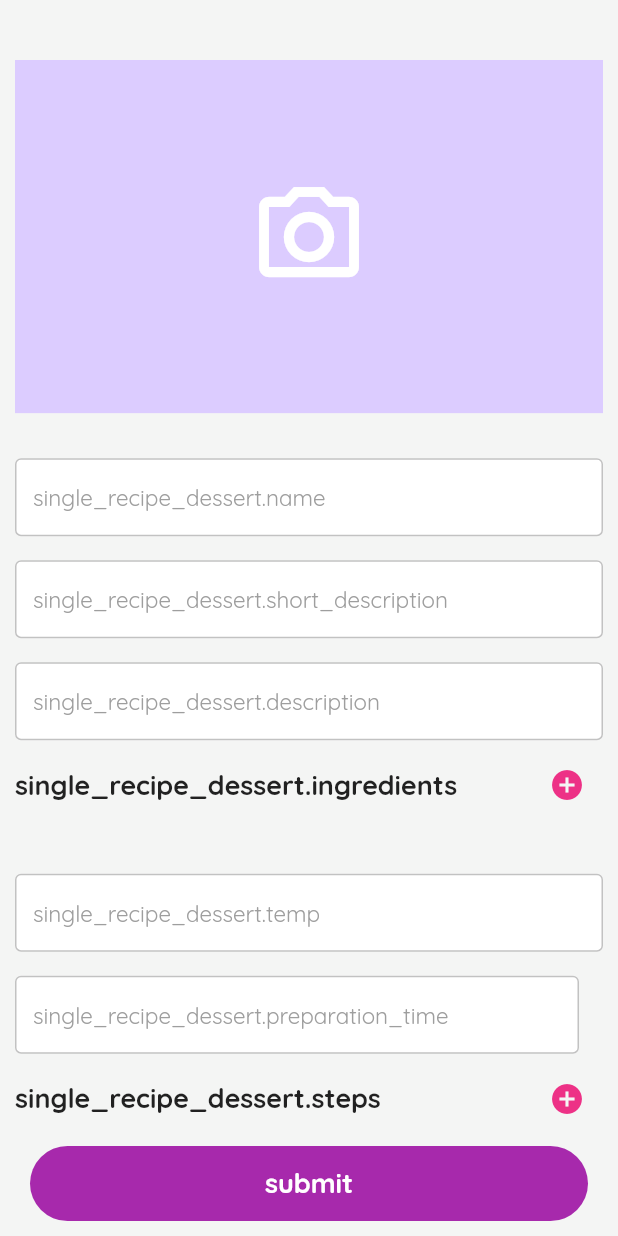
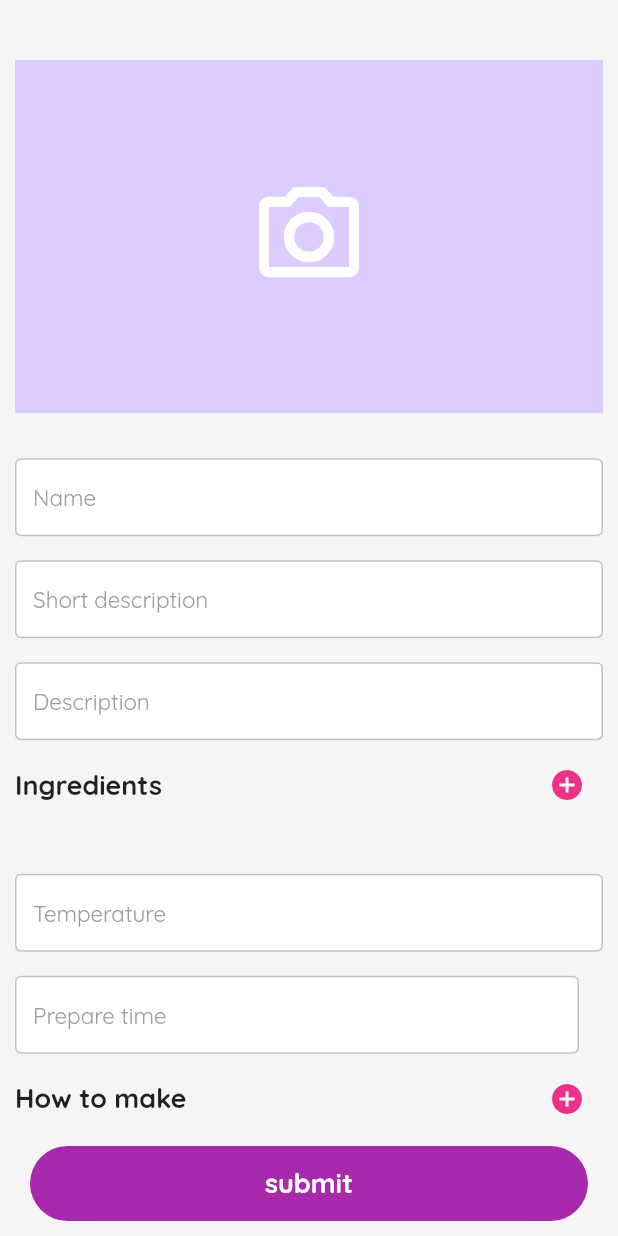
Before and after one commit to viduraperera/food_recipe, a Flutter app: the AddNewDessert screen opened directly, on a phone screen of 412 x 824 dp. Run offline on Flutter 3.47's test engine with Material 2 defaults, Android fonts, the phone set to English and light mode, and no system bars; our stand-ins replace carousel_slider, cloud_firestore, easy_localization, firebase_core, firebase_storage, image_picker and 1 more; accounts and stored records are empty; network calls fail.

Commit message:
tex changes

```diff
--- a/lib/providers/meal_provider.dart
+++ b/lib/providers/meal_provider.dart
@@ -65,7 +65,7 @@ class MealProvider with ChangeNotifier {
 
   deleteMeal(id) async {
     var collection = FirebaseFirestore.instance.collection('meal');
-    collection.doc(id).delete();
+    await collection.doc(id).delete();
 
     notifyListeners();
   }
--- a/lib/screens/desserts/add_dessert.dart
+++ b/lib/screens/desserts/add_dessert.dart
@@ -139,38 +139,38 @@ class _AddNewDessertState extends State<AddNewDessert> {
     }
 
     InputField titleField = InputField(
-      hint: 'single_recipe_dessert.name'.tr(),
+      hint: 'dessert_item.name'.tr(),
       controller: titleControllerDessert,
-      validator: (value) => validate(value, 'single_recipe_dessert.name'.tr()),
+      validator: (value) => validate(value, 'dessert_item.name'.tr()),
     );
 
     InputField commentField = InputField(
-      hint: 'single_recipe_dessert.short_description'.tr(),
+      hint: 'dessert_item.short_des'.tr(),
       controller: commentControllerDessert,
       validator: (value) =>
-          validate(value, 'single_recipe_dessert.short_description'.tr()),
+          validate(value, 'dessert_item.short_des'.tr()),
     );
 
     InputField detailField = InputField(
-        hint: 'single_recipe_dessert.description'.tr(),
+        hint: 'dessert_item.description'.tr(),
         maxLength: null,
         type: TextInputType.multiline,
         controller: detailControllerDessert,
         validator: (value) =>
-            validate(value, 'single_recipe_dessert.description'.tr()),
+            validate(value, 'dessert_item.description'.tr()),
         isMulti: true);
 
     InputField tempField = InputField(
-      hint: 'single_recipe_dessert.temp'.tr(),
+      hint: 'dessert_item.temp'.tr(),
       controller: tempControllerDessert,
-      validator: (value) => validate(value, 'single_recipe_dessert.temp'.tr()),
+      validator: (value) => validate(value, 'dessert_item.temp'.tr()),
     );
 
     InputField prepTimeField = InputField(
-      hint: 'single_recipe_dessert.preparation_time'.tr(),
+      hint: 'dessert_item.prepare_time'.tr(),
       controller: prepTimeControllerDessert,
       validator: (value) =>
-          validate(value, 'single_recipe_dessert.preparation_time'.tr()),
+          validate(value, 'dessert_item.prepare_time'.tr()),
     );
 
     return Scaffold(
@@ -199,7 +199,7 @@ class _AddNewDessertState extends State<AddNewDessert> {
                               children: [
                                 Expanded(
                                   child: Text(
-                                    "single_recipe_dessert.ingredients".tr(),
+                                    "dessert_item.ingredients".tr(),
                                     style: TextStyle(
                                         fontWeight: FontWeight.w600,
                                         fontSize: 18 * r),
@@ -242,7 +242,7 @@ class _AddNewDessertState extends State<AddNewDessert> {
                               children: [
                                 Expanded(
                                   child: Text(
-                                    "single_recipe_dessert.steps".tr(),
+                                    "dessert_item.steps".tr(),
                                     style: TextStyle(
                                         fontWeight: FontWeight.w600,
                                         fontSize: 18 * r),
--- a/lib/screens/desserts/update_dessert.dart
+++ b/lib/screens/desserts/update_dessert.dart
@@ -183,39 +183,39 @@ class _UpdateDessertState extends State<UpdateDessert> {
     }
 
     InputField titleField = InputField(
-      hint: 'single_recipe.name'.tr(),
+      hint: 'dessert_item.name'.tr(),
       controller: titleControllerDessert,
-      validator: (value) => validate(value, 'single_recipe_dessert.name'.tr()),
+      validator: (value) => validate(value, 'dessert_item.name'.tr()),
     );
 
     InputField commentField = InputField(
-      hint: 'single_recipe.short_des'.tr(),
+      hint: 'dessert_item.short_des'.tr(),
       // maxLength: 2,
       controller: commentControllerDessert,
       validator: (value) =>
-          validate(value, 'single_recipe_dessert.short_des'.tr()),
+          validate(value, 'dessert_item.short_des'.tr()),
     );
 
     InputField detailField = InputField(
-        hint: 'single_recipe.description'.tr(),
+        hint: 'dessert_item.description'.tr(),
         maxLength: null,
         type: TextInputType.multiline,
         controller: detailControllerDessert,
         validator: (value) =>
-            validate(value, 'single_recipe_dessert.description'.tr()),
+            validate(value, 'dessert_item.description'.tr()),
         isMulti: true);
 
     InputField tempField = InputField(
-      hint: 'single_recipe.temp'.tr(),
+      hint: 'dessert_item.temp'.tr(),
       controller: tempControllerDessert,
-      validator: (value) => validate(value, 'single_recipe_dessert.temp'.tr()),
+      validator: (value) => validate(value, 'dessert_item.temp'.tr()),
     );
 
     InputField prepTimeField = InputField(
-      hint: 'single_recipe.prepare_time'.tr(),
+      hint: 'dessert_item.prepare_time'.tr(),
       controller: prepTimeControllerDessert,
       validator: (value) =>
-          validate(value, 'single_recipe_dessert.prepare_time'.tr()),
+          validate(value, 'dessert_item.prepare_time'.tr()),
     );
 
     return Scaffold(
@@ -260,7 +260,7 @@ class _UpdateDessertState extends State<UpdateDessert> {
                               children: [
                                 Expanded(
                                   child: Text(
-                                    "single_recipe.ingredients".tr(),
+                                    "dessert_item.ingredients".tr(),
                                     style: TextStyle(
                                         fontWeight: FontWeight.w600,
                                         fontSize: 18 * r),
@@ -304,7 +304,7 @@ class _UpdateDessertState extends State<UpdateDessert> {
                               children: [
                                 Expanded(
                                   child: Text(
-                                    "single_recipe.steps".tr(),
+                                    "dessert_item.steps".tr(),
                                     style: TextStyle(
                                         fontWeight: FontWeight.w600,
                                         fontSize: 18 * r),
--- a/lib/screens/meal/single_meal_list.dart
+++ b/lib/screens/meal/single_meal_list.dart
@@ -138,6 +138,7 @@ class SingleMealScreen extends StatelessWidget {
                                               ScaffoldMessenger.of(context)
                                                   .showSnackBar(snackBar);
                                               await rpMdl.deleteMeal(mealItem.id);
+                                              await rpMdl.loadAllMeal();
                                               ScaffoldMessenger.of(context)
                                                   .clearSnackBars();
                                               final deletedSnackBar = SnackBar(
```
Also changed, not shown: assets/locales/en-UK.json (+15 -0 lines), lib/screens/desserts/single_dessert.dart (+30 -3 lines).
